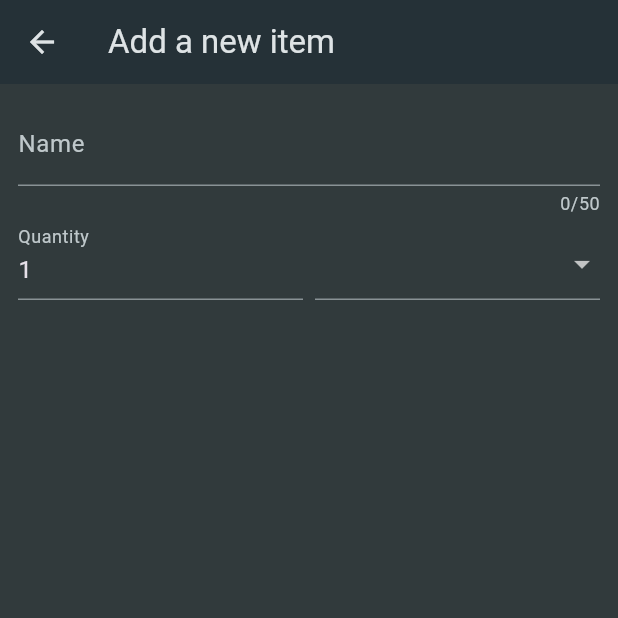
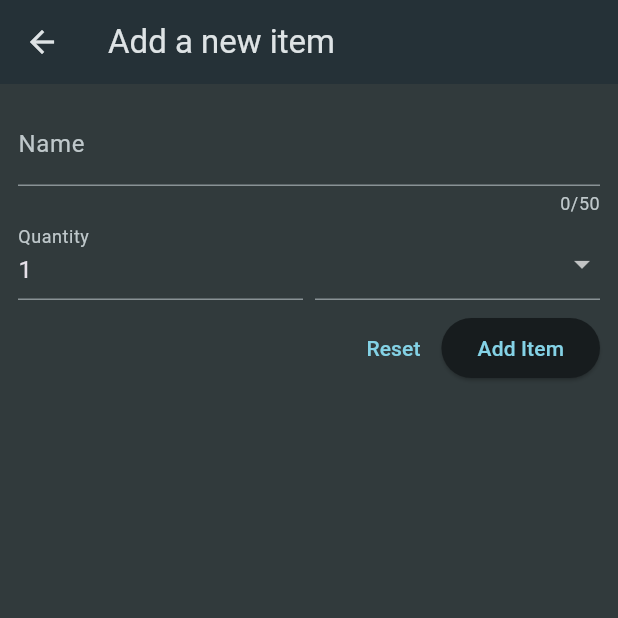
Before and after one commit to shaikhikram04/Shopping-List, a Flutter app: the NewItemScreen screen opened directly, on a phone screen of 412 x 824 dp, the top half of it. Run offline on Flutter 3.47's test engine with Material 3 defaults, Android fonts, the phone set to English and light mode, and no system bars.

Commit message:
Adding buttons to the form

```diff
--- a/lib/screens/new_item.dart
+++ b/lib/screens/new_item.dart
@@ -63,7 +63,21 @@ class _NewItemState extends State<NewItemScreen> {
                   ),
                 ),
               ],
-            )
+            ),
+            const SizedBox(height: 8),
+            Row(
+              mainAxisAlignment: MainAxisAlignment.end,
+              children: [
+                TextButton(
+                  onPressed: () {},
+                  child: const Text('Reset'),
+                ),
+                ElevatedButton(
+                  onPressed: () {},
+                  child: const Text('Add Item'),
+                ),
+              ],
+            ),
           ],
         )),
       ),
```
